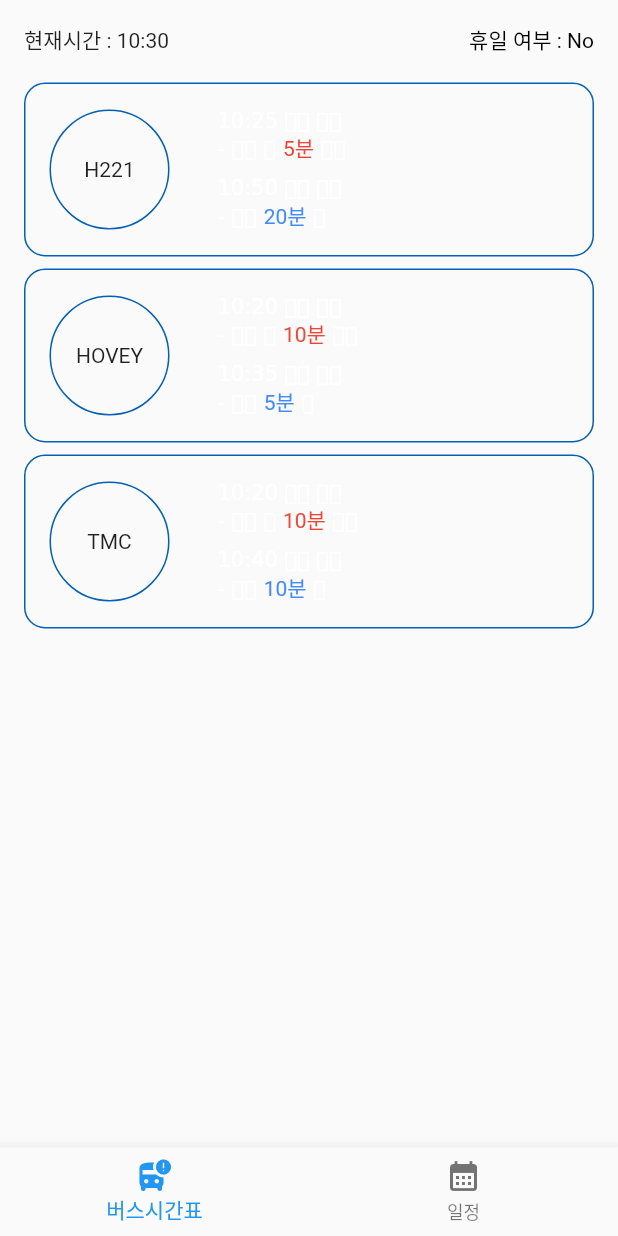
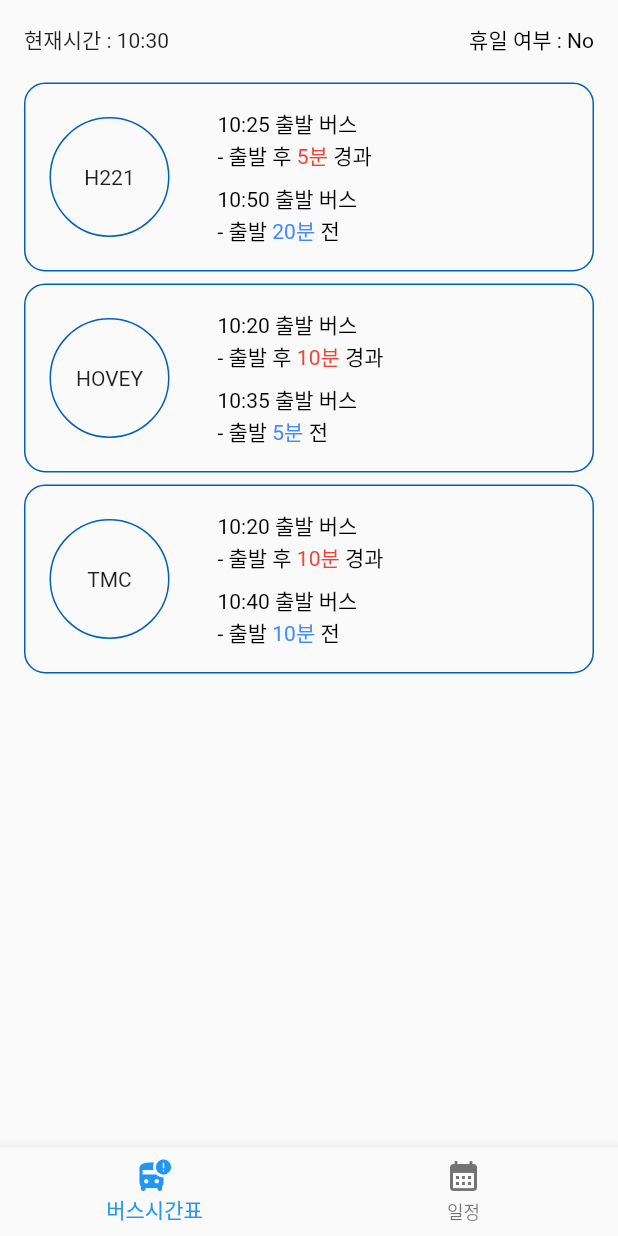
Before and after one commit to kohj1018/my_casey, a Flutter app: the screen it shows after launch, on a phone screen of 412 x 824 dp. Run offline on Flutter 3.47's test engine with Material 2 defaults, Android fonts, the phone set to English and light mode, and no system bars; our stand-ins replace table_calendar.

Commit message:
[fix] 글씨 색 안나오는 문제 해결

```diff
--- a/lib/component/bus_time_card.dart
+++ b/lib/component/bus_time_card.dart
@@ -72,6 +72,9 @@ class BusTimeCard extends StatelessWidget {
                     if (lastBusMinDiff >= 0) RichText(
                       text: TextSpan(
                         text: '$modifiedLastBusTime 출발 버스\n- 출발 후 ',
+                        style: const TextStyle(
+                          color: Colors.black,
+                        ),
                         children: [
                           TextSpan(
                             text: '$lastBusMinDiff분',
@@ -80,7 +83,10 @@ class BusTimeCard extends StatelessWidget {
                             ),
                           ),
                           const TextSpan(
-                            text: ' 경과'
+                            text: ' 경과',
+                            style: TextStyle(
+                              color: Colors.black,
+                            ),
                           )
                         ]
                       ),
@@ -89,6 +95,9 @@ class BusTimeCard extends StatelessWidget {
                     if (nextBusMinDiff >= 0) RichText(
                       text: TextSpan(
                         text: '$modifiedNextBusTime 출발 버스\n- 출발 ',
+                        style: const TextStyle(
+                          color: Colors.black,
+                        ),
                         children: [
                           TextSpan(
                             text: '$nextBusMinDiff분',
@@ -97,7 +106,10 @@ class BusTimeCard extends StatelessWidget {
                             ),
                           ),
                           const TextSpan(
-                            text: ' 전'
+                            text: ' 전',
+                            style: TextStyle(
+                              color: Colors.black,
+                            ),
                           )
                         ]
                       ),
```
Also changed, not shown: pubspec.lock.
